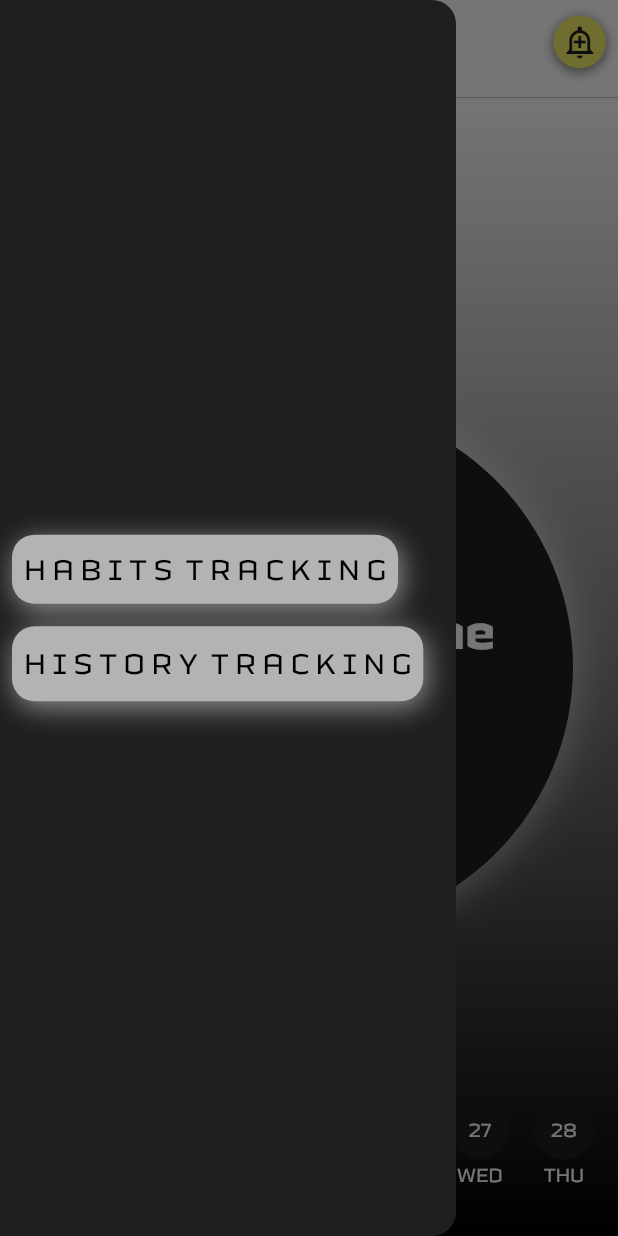
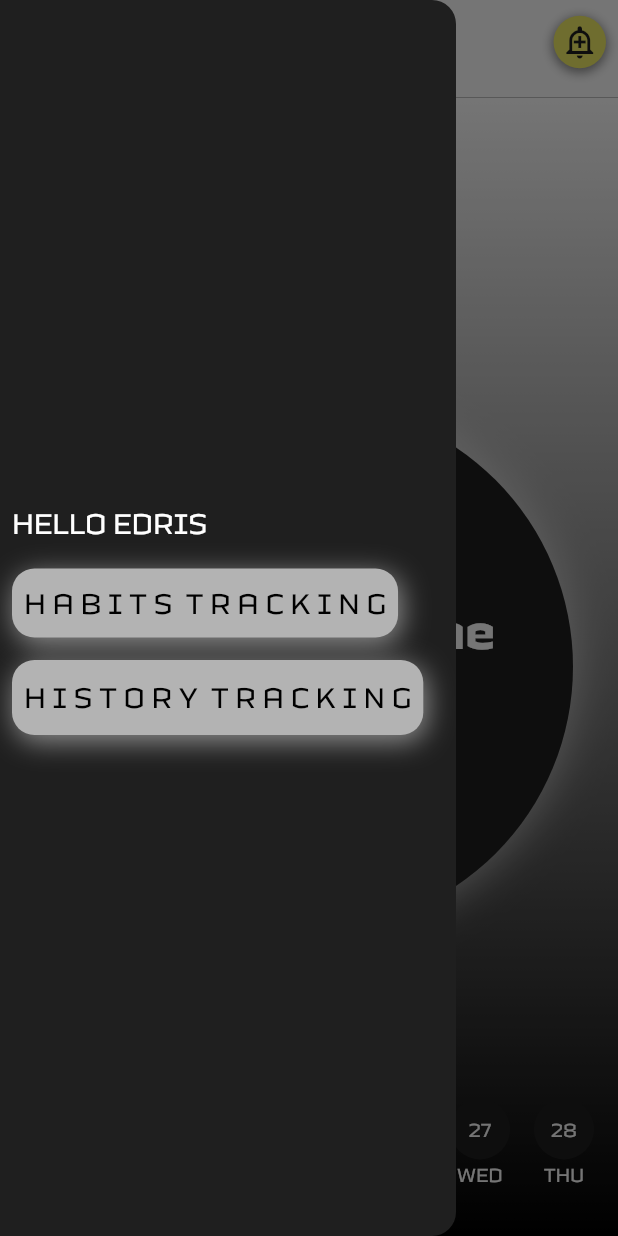
Before and after one commit to itsmeidris/reminder_of_tasks, a Flutter app: the screen it shows after launch, with the side drawer open, on a phone screen of 412 x 824 dp. Run offline on Flutter 3.47's test engine with Material 3 defaults, Android fonts, the light colour scheme and no system bars; our stand-ins replace device_preview, flutter_local_notifications, go_router, vibration.

Commit message:
Added a drawer to acces user habits list and progress

```diff
--- a/lib/views/screens/habits_screen.dart
+++ b/lib/views/screens/habits_screen.dart
@@ -22,6 +22,16 @@ class HabitsScreen extends StatelessWidget {
             crossAxisAlignment: CrossAxisAlignment.start,
             mainAxisAlignment: MainAxisAlignment.center,
             children: [
+              FittedBox(
+                child: Text(
+                  'HELLO EDRIS',
+                  style: TextStyle(color: AppColors.myWhite, fontSize: 21),
+                ),
+              ),
+              Column(
+                spacing: 15,
+                crossAxisAlignment: CrossAxisAlignment.start,
+                children: [
                   Container(
                     padding: const EdgeInsets.all(8),
                     decoration: BoxDecoration(
@@ -39,7 +49,8 @@ class HabitsScreen extends StatelessWidget {
                     child: FittedBox(
                       child: Text(
                         'H A B I T S  T R A C K I N G',
-                    style: TextStyle(color: AppColors.myBlack, fontSize: 21),
+                        style:
+                            TextStyle(color: AppColors.myBlack, fontSize: 21),
                       ),
                     ),
                   ),
@@ -61,9 +72,12 @@ class HabitsScreen extends StatelessWidget {
                     child: FittedBox(
                       child: Text(
                         'H I S T O R Y  T R A C K I N G',
-                    style: TextStyle(color: AppColors.myBlack, fontSize: 21),
+                        style:
+                            TextStyle(color: AppColors.myBlack, fontSize: 21),
                       ),
                     ),
+                  ),
+                ],
               ),
             ],
           ),
```
Also changed, not shown: 1 other file. Lines whose indentation alone changed are shown as unchanged.
